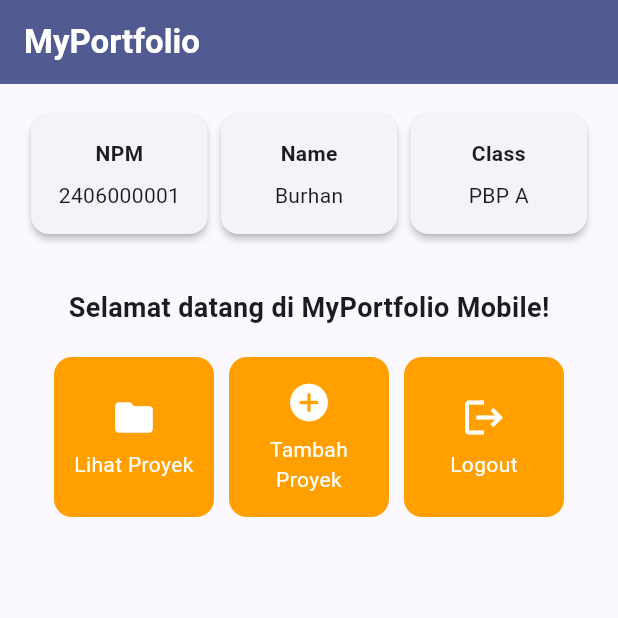
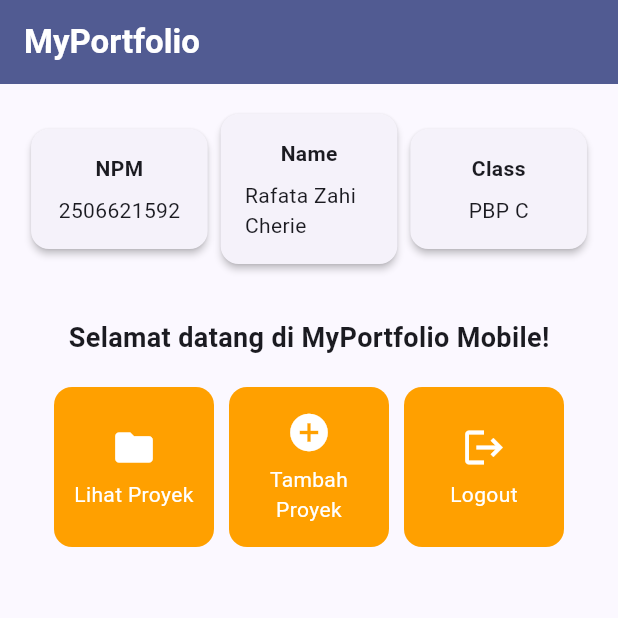
Before and after one commit to rafatacherie/myportofolio_mobile, a Flutter app: the screen it shows after launch, on a phone screen of 412 x 824 dp, the top half of it. Run offline on Flutter 3.47's test engine with Material 3 defaults, Android fonts, the phone set to English and light mode, and no system bars.

Commit message:
chore(menu): change npm, name, and class

```diff
--- a/lib/menu.dart
+++ b/lib/menu.dart
@@ -10,9 +10,9 @@ class ItemHomepage {
 class MyHomePage extends StatelessWidget {
   MyHomePage({super.key});
 
-  final String npm = "2406000001";
-  final String nama = "Burhan";
-  final String kelas = "PBP A";
+  final String npm = "2506621592";
+  final String nama = "Rafata Zahi Cherie";
+  final String kelas = "PBP C";
 
   final List<ItemHomepage> items = [
     ItemHomepage("Lihat Proyek", Icons.folder),
```
